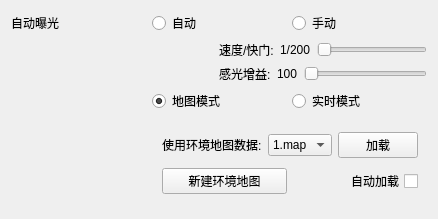
Old version of the form mapwidget.ui in the repository wangzz-520/PT.
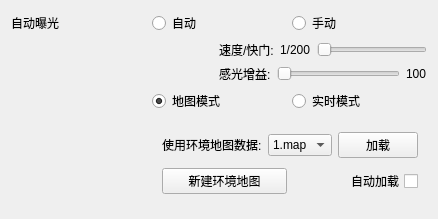
New version of the form. Custom widgets are drawn as their Qt base class.

```diff
--- a/mapwidget.ui
+++ b/mapwidget.ui
@@ -93,16 +93,16 @@
             </widget>
            </item>
            <item>
-            <widget class="QLabel" name="label_5">
-             <property name="text">
-              <string>100</string>
+            <widget class="QSlider" name="horizontalSlider_2">
+             <property name="orientation">
+              <enum>Qt::Horizontal</enum>
              </property>
             </widget>
            </item>
            <item>
-            <widget class="QSlider" name="horizontalSlider_2">
-             <property name="orientation">
-              <enum>Qt::Horizontal</enum>
+            <widget class="QLabel" name="label_5">
+             <property name="text">
+              <string>100</string>
              </property>
             </widget>
            </item>
```
